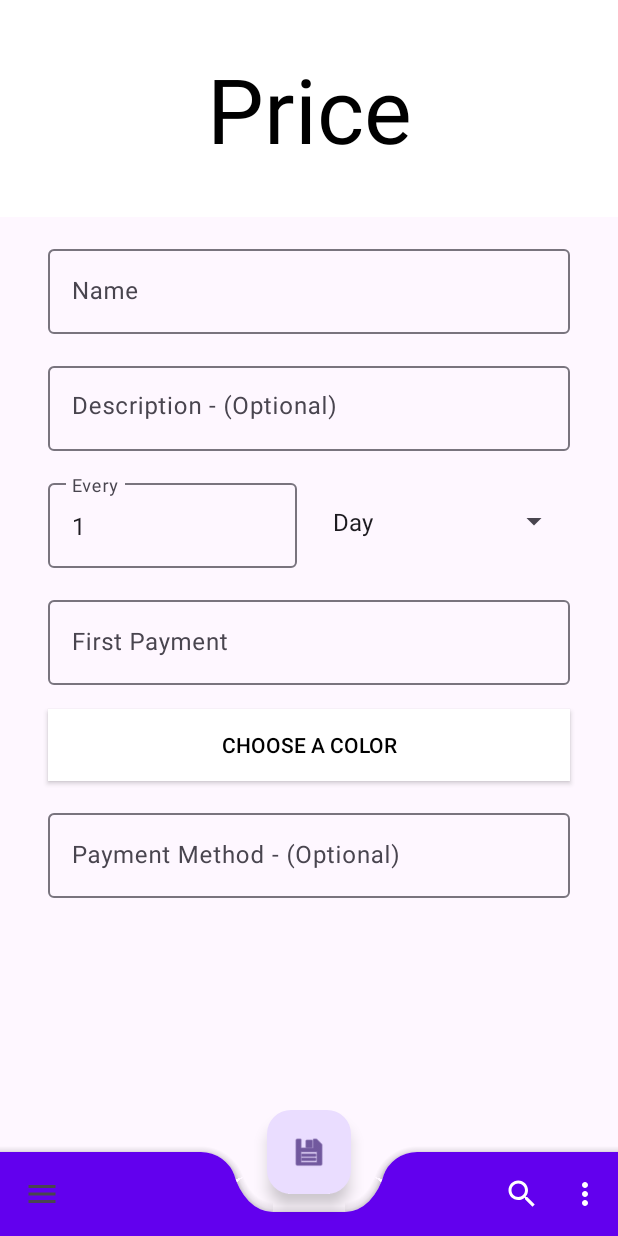
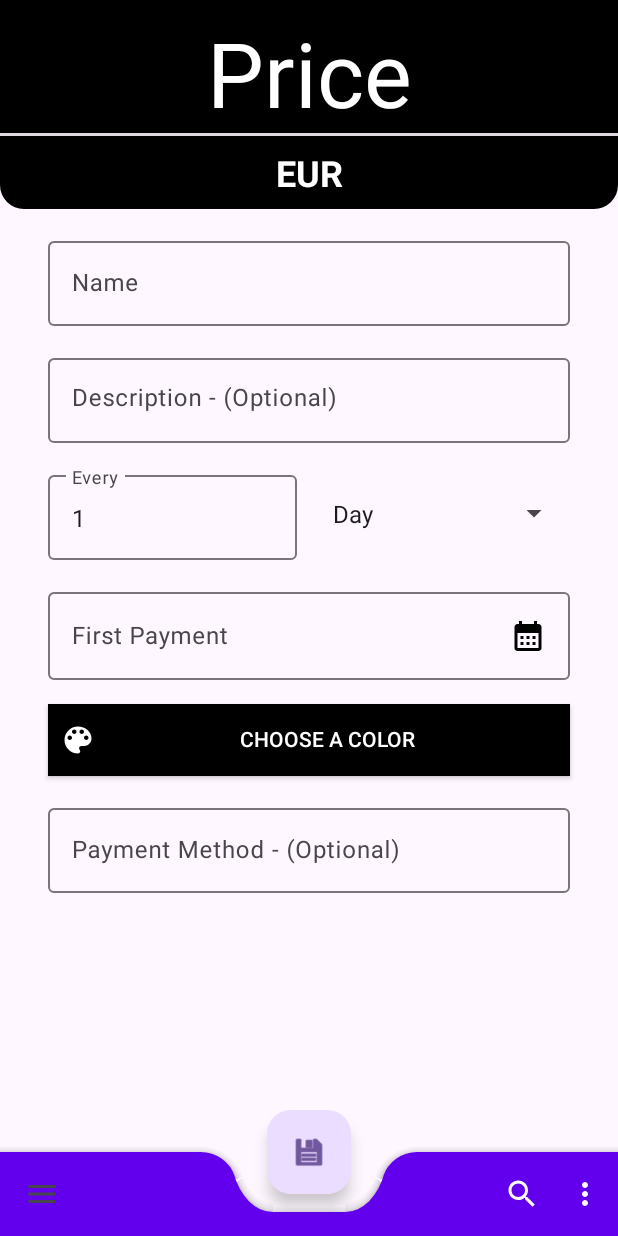
Before and after one commit to ccarcab/Dues, an Android app: the NewDuesFragment screen opened through its navigation route, on a phone screen of 412 x 824 dp. Run offline under Robolectric (Android 15) with nearby library versions, the phone set to English and light mode, and no system bars; our stand-ins replace Picasso, Room's generated code, data binding; libraries missing offline, so code that uses them is left out: vadiole.colorpicker; pictures from the network do not load.

Commit message:
Cambios visuales

```diff
--- a/app/src/main/java/es/clcarras/mydues/adapter/DuesHomeAdapter.kt
+++ b/app/src/main/java/es/clcarras/mydues/adapter/DuesHomeAdapter.kt
@@ -34,6 +34,8 @@ class DuesHomeAdapter(
                 tvPrice.text = price
                 tvPrice.setTextColor(textColor)
 
+                tvCurrency.setTextColor(textColor)
+
                 container.setCardBackgroundColor(cardColor)
                 container.setOnClickListener { _selectedMyDues.value = this }
             }
--- a/app/src/main/java/es/clcarras/mydues/ui/NewDuesFragment.kt
+++ b/app/src/main/java/es/clcarras/mydues/ui/NewDuesFragment.kt
@@ -1,5 +1,6 @@
 package es.clcarras.mydues.ui
 
+import android.annotation.SuppressLint
 import android.content.res.ColorStateList
 import android.graphics.Color
 import android.icu.util.Calendar
@@ -59,8 +60,8 @@ class NewDuesFragment : Fragment() {
 
         setOnTextChanged()
         setOnClickListeners()
+        setSpinner()
         setObservers()
-        setSpinner()
 
         return binding.root
     }
@@ -103,15 +104,19 @@ class NewDuesFragment : Fragment() {
 
     }
 
+    @SuppressLint("UseCompatTextViewDrawableApis")
     private fun setObservers() {
         with(binding) {
             with(viewModel!!) {
                 cardColor.observe(viewLifecycleOwner) {
                     btnColorPicker.setBackgroundColor(it)
                     btnColorPicker.setTextColor(Utility.contrastColor(it))
+                    btnColorPicker.compoundDrawableTintList = ColorStateList.valueOf(Utility.contrastColor(it))
                     etPrice.backgroundTintList = ColorStateList.valueOf(it)
                     etPrice.setTextColor(Utility.contrastColor(it))
                     etPrice.setHintTextColor(Utility.contrastColor(it))
+                    tvCurrency.backgroundTintList = ColorStateList.valueOf(it)
+                    tvCurrency.setTextColor(Utility.contrastColor(it))
                     if (ivPreloadDues.visibility == View.VISIBLE)
                         ivPreloadDues.setColorFilter(Utility.contrastColor(it))
                 }
--- a/app/src/main/java/es/clcarras/mydues/viewmodel/DuesDetailsDialogViewModel.kt
+++ b/app/src/main/java/es/clcarras/mydues/viewmodel/DuesDetailsDialogViewModel.kt
@@ -70,9 +70,7 @@ class DuesDetailsDialogViewModel(
 
     val spinnerListener = object : AdapterView.OnItemSelectedListener {
         override fun onItemSelected(p0: AdapterView<*>?, p1: View?, p2: Int, p3: Long) {
-            val tv = (p1 as TextView?)
-            tv?.setTextColor(Utility.contrastColor(_cardColor.value!!))
-            _recurrence.value = tv?.text.toString()
+            _recurrence.value = (p1 as TextView?)?.text.toString()
         }
 
         override fun onNothingSelected(p0: AdapterView<*>?) { }
--- a/app/src/main/java/es/clcarras/mydues/viewmodel/HomeViewModel.kt
+++ b/app/src/main/java/es/clcarras/mydues/viewmodel/HomeViewModel.kt
@@ -41,10 +41,11 @@ class HomeViewModel(
         _adapter?.notifyItemRemoved(i)
 
         _deleted.value = true
+        reloadTotalPrice()
     }
 
     fun updateDues() {
-        val updatedDues = adapter!!.selectedMyDues.value!!
+        val updatedDues = adapter?.selectedMyDues?.value!!
         _adapter?.notifyItemChanged(dataList.indexOf(updatedDues))
         reloadTotalPrice()
     }
--- /dev/null
+++ b/app/src/main/res/drawable/currency_bottom.xml
@@ -0,0 +1,12 @@
+<?xml version="1.0" encoding="utf-8"?>
+<shape xmlns:android="http://schemas.android.com/apk/res/android">
+    <solid android:color="@color/black" />
+    <corners
+        android:bottomLeftRadius="16dp"
+        android:bottomRightRadius="16dp" />
+    <padding
+        android:bottom="10dp"
+        android:left="10dp"
+        android:right="10dp"
+        android:top="10dp" />
+</shape>
--- a/app/src/main/res/drawable/gradient_bg.xml
+++ b/app/src/main/res/drawable/gradient_bg.xml
@@ -4,7 +4,7 @@
         <shape>
             <gradient
                 android:startColor="@color/black"
-                android:centerColor="@color/white"
+                android:centerColor="@color/black"
                 android:endColor="@color/white"
                 android:angle="90"/>
         </shape>
--- /dev/null
+++ b/app/src/main/res/drawable/ic_calendar_month.xml
@@ -0,0 +1,5 @@
+<vector android:height="24dp" android:tint="#000000"
+    android:viewportHeight="24" android:viewportWidth="24"
+    android:width="24dp" xmlns:android="http://schemas.android.com/apk/res/android">
+    <path android:fillColor="@android:color/white" android:pathData="M19,4h-1V2h-2v2H8V2H6v2H5C3.89,4 3.01,4.9 3.01,6L3,20c0,1.1 0.89,2 2,2h14c1.1,0 2,-0.9 2,-2V6C21,4.9 20.1,4 19,4zM19,20H5V10h14V20zM9,14H7v-2h2V14zM13,14h-2v-2h2V14zM17,14h-2v-2h2V14zM9,18H7v-2h2V18zM13,18h-2v-2h2V18zM17,18h-2v-2h2V18z"/>
+</vector>
--- a/app/src/main/res/layout/new_dues_fragment.xml
+++ b/app/src/main/res/layout/new_dues_fragment.xml
@@ -25,19 +25,33 @@
 
             <EditText
                 android:id="@+id/etPrice"
+                style="@style/text_price"
                 android:layout_width="0dp"
                 android:layout_height="wrap_content"
                 android:background="@color/black"
                 android:hint="@string/price"
+                android:importantForAutofill="no"
                 android:includeFontPadding="true"
                 android:inputType="number"
-                android:padding="32dp"
                 android:text="@{viewModel.price}"
                 android:textAlignment="center"
                 android:textSize="60sp"
                 app:layout_constraintEnd_toEndOf="parent"
                 app:layout_constraintStart_toStartOf="parent"
                 app:layout_constraintTop_toTopOf="parent" />
+
+            <TextView
+                android:id="@+id/tvCurrency"
+                style="@style/text_currency"
+                android:layout_width="0dp"
+                android:layout_height="wrap_content"
+                android:gravity="center"
+                android:text="@string/currency"
+                android:textStyle="bold"
+                app:layout_constraintEnd_toEndOf="parent"
+                app:layout_constraintHorizontal_bias="0.0"
+                app:layout_constraintStart_toStartOf="parent"
+                app:layout_constraintTop_toBottomOf="@+id/divider2" />
 
             <ImageView
                 android:id="@+id/ivPreloadDues"
@@ -61,7 +75,7 @@
                 app:layout_constraintEnd_toEndOf="parent"
                 app:layout_constraintHorizontal_bias="0.5"
                 app:layout_constraintStart_toStartOf="parent"
-                app:layout_constraintTop_toBottomOf="@+id/etPrice">
+                app:layout_constraintTop_toBottomOf="@+id/tvCurrency">
 
                 <com.google.android.material.textfield.TextInputEditText
                     android:id="@+id/etName"
@@ -149,7 +163,9 @@
                     android:id="@+id/etFirstPayment"
                     android:layout_width="match_parent"
                     android:layout_height="wrap_content"
+                    android:backgroundTint="#BF2A2A"
                     android:clickable="true"
+                    android:drawableEnd="@drawable/ic_calendar_month"
                     android:ems="10"
                     android:focusable="false"
                     android:inputType="date"
@@ -163,6 +179,9 @@
                 android:layout_marginStart="32dp"
                 android:layout_marginTop="16dp"
                 android:layout_marginEnd="32dp"
+                android:drawableStart="@drawable/ic_palette_24"
+                android:includeFontPadding="false"
+                android:padding="8dp"
                 android:text="@string/color_picker"
                 app:layout_constraintBottom_toTopOf="@+id/tilPaymentMethod"
                 app:layout_constraintEnd_toEndOf="parent"
@@ -191,6 +210,16 @@
                     android:text="@{viewModel.paymentMethod}" />
             </com.google.android.material.textfield.TextInputLayout>
 
+            <View
+                android:id="@+id/divider2"
+                android:layout_width="0dp"
+                android:layout_height="2dp"
+                android:background="?android:attr/listDivider"
+                app:layout_constraintBottom_toTopOf="@+id/tvCurrency"
+                app:layout_constraintEnd_toEndOf="parent"
+                app:layout_constraintStart_toStartOf="parent"
+                app:layout_constraintTop_toBottomOf="@+id/etPrice" />
+
         </androidx.constraintlayout.widget.ConstraintLayout>
 
     </ScrollView>
--- a/app/src/main/res/values/colors.xml
+++ b/app/src/main/res/values/colors.xml
@@ -7,7 +7,7 @@
     <color name="teal_700">#FF018786</color>
     <color name="black">#FF000000</color>
     <color name="white">#FFFFFFFF</color>
-    <color name="default_card_color">#FFFFFFFF</color>
+    <color name="default_card_color">@color/black</color>
 
 <!--    <color name="gradient_start"></color>-->
 <!--    <color name="gradient_mid"></color>-->
--- a/app/src/main/res/values/strings.xml
+++ b/app/src/main/res/values/strings.xml
@@ -15,6 +15,15 @@
     <string name="payment_method">Payment Method - (Optional)</string>
     <string name="save">Save</string>
 
+    <string name="close">Close</string>
+    <string name="edit">Edit</string>
+    <string name="delete">Delete</string>
+
+    <string name="notification_msg">Your Dues %1$s is close to be renewed for %2$s€!</string>
+    <string name="new_dues">New Dues</string>
+
+    <string name="currency">EUR</string>
+
     <string-array name="recurrence_array">
         <item>Day</item>
         <item>Week</item>
@@ -22,11 +31,5 @@
         <item>Year</item>
     </string-array>
 
-    <string name="close">Close</string>
-    <string name="edit">Edit</string>
-    <string name="delete">Delete</string>
-
-    <string name="notification_msg">Your Dues %1$s is close to be renewed for %2$s€!</string>
-    <string name="new_dues">New Dues</string>
 
 </resources>
--- a/app/src/main/res/values/styles.xml
+++ b/app/src/main/res/values/styles.xml
@@ -15,4 +15,21 @@
         <item name="android:layout_marginEnd">8dp</item>
         <item name="android:background">?android:attr/listDivider</item>
     </style>
+
+    <style name="text_price">
+        <item name="android:textColor">@color/white</item>
+        <item name="android:background">@color/black</item>
+        <item name="android:includeFontPadding">true</item>
+        <item name="android:inputType">number</item>
+        <item name="android:paddingTop">8dp</item>
+        <item name="android:textSize">60sp</item>
+    </style>
+
+    <style name="text_currency">
+        <item name="android:textColor">@color/white</item>
+        <item name="android:background">@drawable/currency_bottom</item>
+        <item name="android:padding">8dp</item>
+        <item name="android:textSize">24sp</item>
+        <item name="android:textStyle"></item>
+    </style>
 </resources>
```
Also changed, not shown: app/src/main/java/es/clcarras/mydues/ui/DuesDetailsDialogFragment.kt (+15 -8 lines), app/src/main/res/layout/dues_details_dialog_fragment.xml (+43 -12 lines), app/src/main/res/layout/dues_home_item.xml (+20 -12 lines), app/src/main/res/layout/dues_selector_fragment.xml (+4 -6 lines), app/src/main/res/layout/home_fragment.xml (+34 -17 lines).
